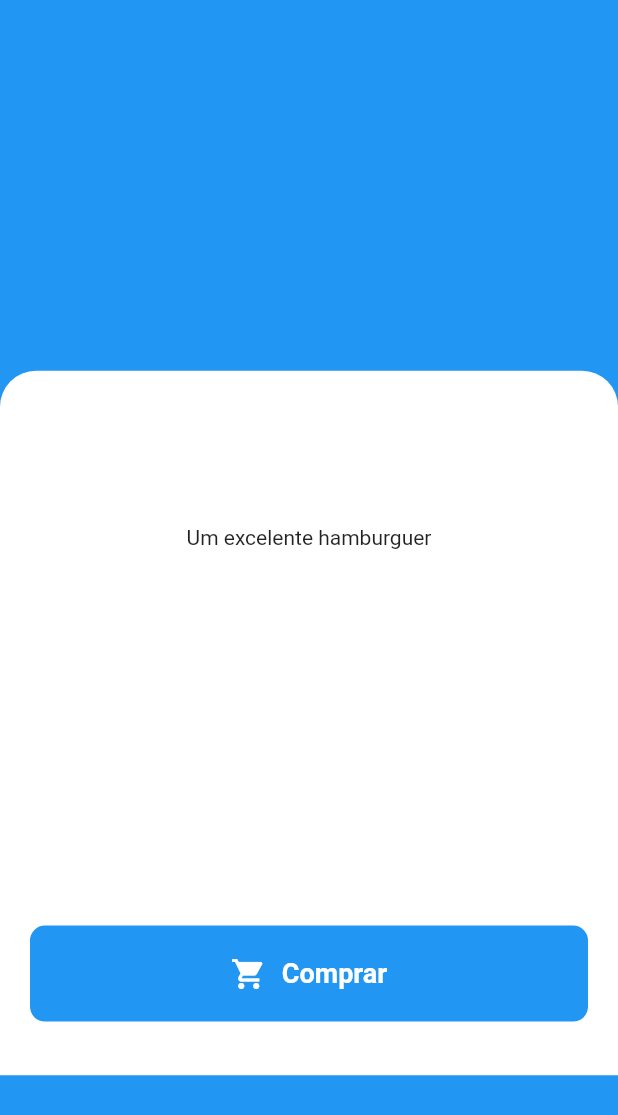
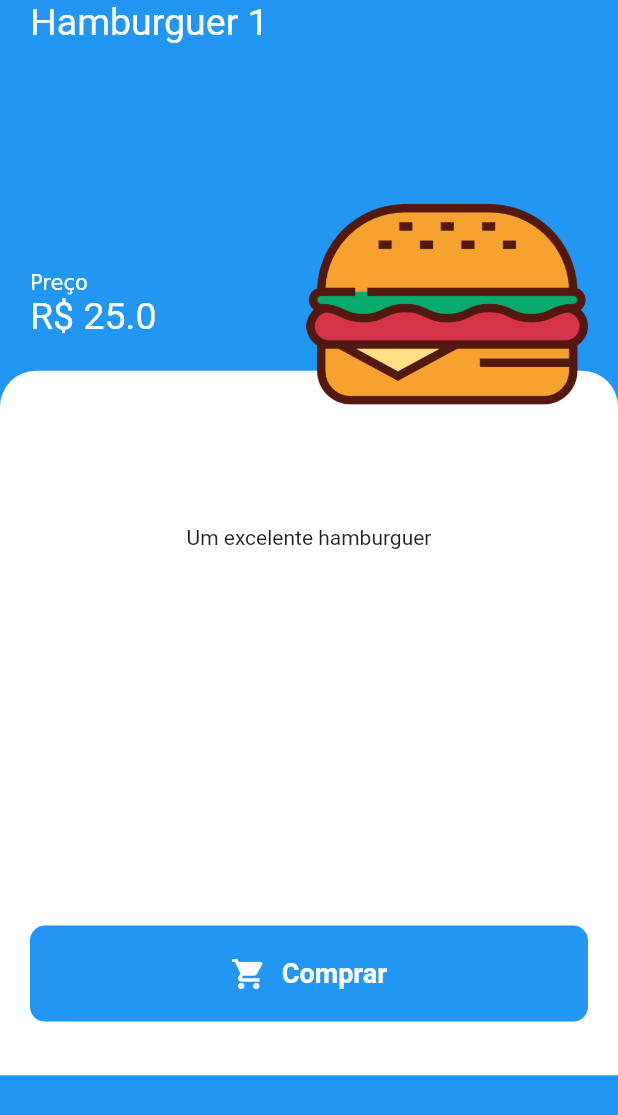
Before and after one commit to treinaweb/treinaweb-flutter-ui-cardapio-restaurantes, a Flutter app: the screen it shows after launch, after a tap on "Hamburguer 1", on a phone screen of 412 x 824 dp. Shown: the top 1115 px of the screen. Run offline on Flutter 3.47's test engine with Material 2 defaults, Android fonts, the phone set to English and light mode, and no system bars.

Commit message:
04.03_Criando_Topo_Detalhes

```diff
--- a/lib/screens/detalhes/components/body.dart
+++ b/lib/screens/detalhes/components/body.dart
@@ -1,6 +1,7 @@
 import 'package:flutter/material.dart';
 import 'package:ui_cardapio_restaurante/models/produto.dart';
 import 'package:ui_cardapio_restaurante/screens/detalhes/components/info_produto.dart';
+import 'package:ui_cardapio_restaurante/screens/detalhes/components/topo_detalhes.dart';
 
 class Body extends StatelessWidget {
   Produto produto;
@@ -36,7 +37,8 @@ class Body extends StatelessWidget {
                       InfoProduto(produto: produto,)
                     ],
                   ),
-                )
+                ),
+                TopoDetalhes(produto: produto,)
               ],
             ),
           )
--- /dev/null
+++ b/lib/screens/detalhes/components/topo_detalhes.dart
@@ -0,0 +1,49 @@
+import 'package:flutter/material.dart';
+import 'package:ui_cardapio_restaurante/models/produto.dart';
+
+class TopoDetalhes extends StatelessWidget {
+  Produto produto;
+
+  TopoDetalhes({this.produto});
+
+  @override
+  Widget build(BuildContext context) {
+    return Padding(
+      padding: EdgeInsets.symmetric(horizontal: 20),
+      child: Column(
+        crossAxisAlignment: CrossAxisAlignment.start,
+        children: <Widget>[
+          Text(
+            produto.nome,
+            style: TextStyle(fontSize: 25, color: Colors.white),
+          ),
+          SizedBox(height: 80,),
+          Row(
+            children: <Widget>[
+              RichText(
+                text: TextSpan(
+                  children: [
+                    TextSpan(text: "Preço \n"),
+                    TextSpan(text: "R\$ ${produto.preco}",
+                    style: TextStyle(fontSize: 25)
+                    ),
+                  ],
+                ),
+              ),
+              SizedBox(width: 100,),
+              Expanded(
+                child: Hero(
+                  tag: produto.id,
+                  child: Image.asset(
+                    produto.imagem,
+                    fit: BoxFit.fill,
+                  ),
+                ),
+              )
+            ],
+          )
+        ],
+      ),
+    );
+  }
+}
```
